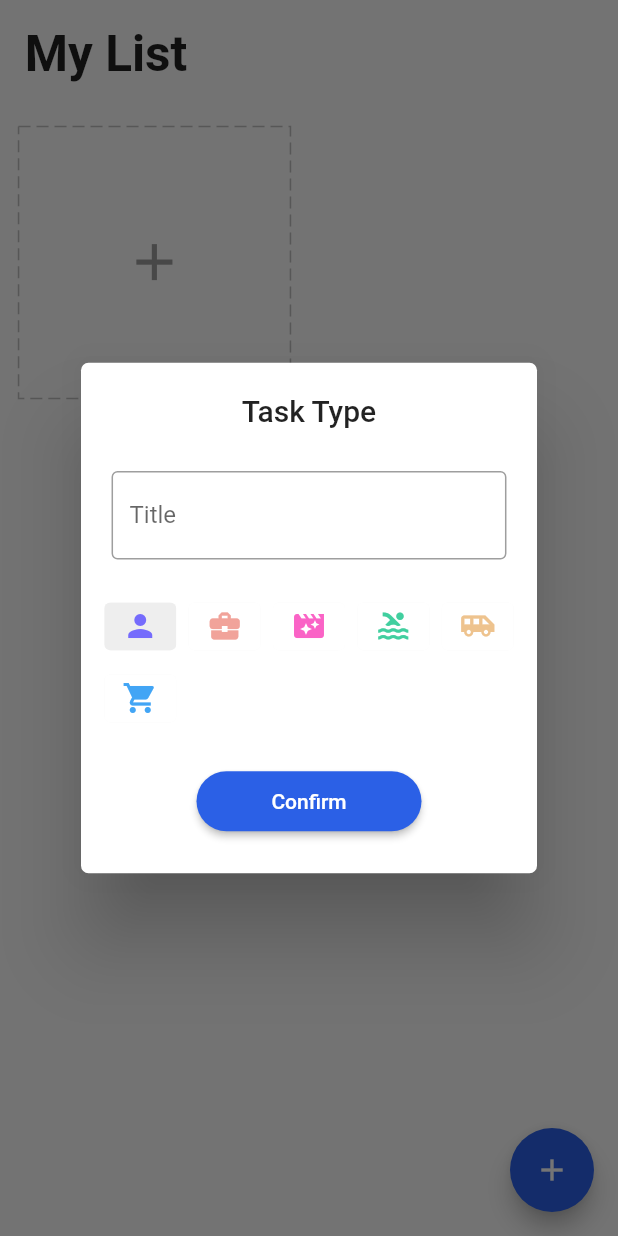
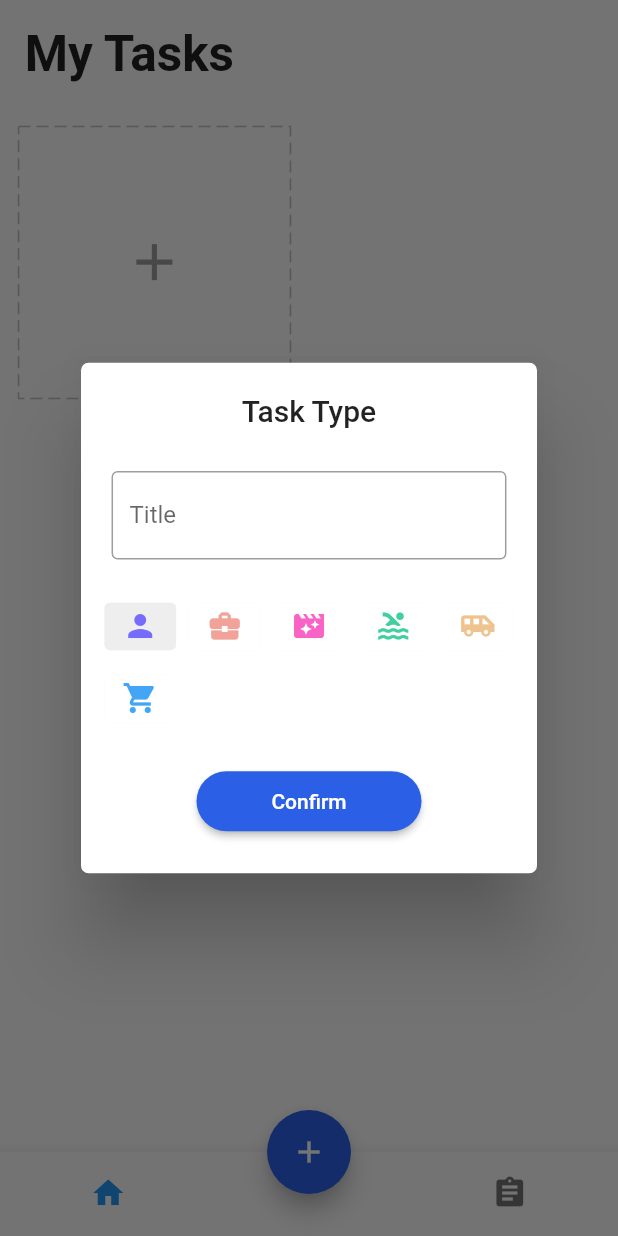
Before and after one commit to suyogkokaje/To-Do-App, a Flutter app: the screen it shows after launch, after a tap on the "add" icon, on a phone screen of 412 x 824 dp. Run offline on Flutter 3.47's test engine with Material 2 defaults, Android fonts, the phone set to English and light mode, and no system bars; drawn by our look-alikes of dotted_border; our stand-ins replace equatable, flutter_easyloading, get, get_storage, step_progress_indicator.

Commit message:
added report page and disabled back button

```diff
--- a/lib/app/modules/details/view.dart
+++ b/lib/app/modules/details/view.dart
@@ -17,7 +17,9 @@ class DetailsPage extends StatelessWidget {
   Widget build(BuildContext context) {
     var task = homeCtrl.task.value!;
     var color = HexColor.fromHex(task.color);
-    return Scaffold(
+    return WillPopScope(
+      onWillPop: () async => false,
+      child: Scaffold(
         body: Form(
           key: homeCtrl.formKey,
           child: ListView(
@@ -148,6 +150,7 @@ class DetailsPage extends StatelessWidget {
             ],
           ),
         ),
+      ),
     );
   }
 }
--- a/lib/app/modules/home/controller.dart
+++ b/lib/app/modules/home/controller.dart
@@ -1,5 +1,3 @@
-import 'dart:math';
-
 import 'package:flutter/foundation.dart';
 import 'package:flutter/material.dart';
 import 'package:get/get.dart';
@@ -11,6 +9,7 @@ class HomeController extends GetxController {
   HomeController({required this.taskRepository});
   final formKey = GlobalKey<FormState>();
   final editCtrl = TextEditingController();
+  final tabIndex = 0.obs;
   final chipIndex = 0.obs;
   final deleting = false.obs;
   final tasks = <Task>[].obs;
@@ -33,6 +32,10 @@ class HomeController extends GetxController {
   void onClose() {
     editCtrl.dispose();
     super.onClose();
+  }
+
+  void changeTabIndex(int index) {
+    tabIndex.value = index;
   }
 
   void changeDeleting(bool value) {
@@ -134,17 +137,41 @@ class HomeController extends GetxController {
     doneTodos.refresh();
   }
 
-  bool isTodosempty(Task task){
+  bool isTodosempty(Task task) {
     return task.todos == null || task.todos!.isEmpty;
   }
 
-  int getDoneTodos(Task task){
+  int getDoneTodos(Task task) {
     var res = 0;
-    for(int i=0;i<task.todos!.length;i++){
-      if(task.todos![i]['done'] == true){
+    for (int i = 0; i < task.todos!.length; i++) {
+      if (task.todos![i]['done'] == true) {
         res++;
       }
     }
     return res;
   }
+
+  int getTotalTask() {
+    var res = 0;
+    for (int i = 0; i < tasks.length; i++) {
+      if(tasks[i].todos != null){
+        res += tasks[i].todos!.length;
+      }
+    }
+    return res;
+  }
+
+  int getTotalDoneTasks(){
+    var res = 0;
+    for (int i = 0; i < tasks.length; i++) {
+      if(tasks[i].todos != null){
+        for (int j = 0; j < tasks[i].todos!.length; j++) {
+          if(tasks[i].todos![j]['done'] == true){
+            res++;
+          }
+        }
+      }
+    }
+    return res;
+  }
 }
--- a/lib/app/modules/home/view.dart
+++ b/lib/app/modules/home/view.dart
@@ -1,12 +1,12 @@
 import 'package:flutter/material.dart';
 import 'package:flutter_easyloading/flutter_easyloading.dart';
 import 'package:get/get.dart';
-import 'package:get/get_state_manager/src/simple/get_view.dart';
 import 'package:todo/app/core/utils/extensions.dart';
 import 'package:todo/app/modules/home/controller.dart';
 
 import '../../core/values/colors.dart';
 import '../../data/models/task.dart';
+import '../report/view.dart';
 import 'widgets/add_card.dart';
 import 'widgets/add_dialog.dart';
 import 'widgets/task_card.dart';
@@ -17,13 +17,17 @@ class HomePage extends GetView<HomeController> {
   @override
   Widget build(BuildContext context) {
     return Scaffold(
-      body: SafeArea(
+      body: Obx(
+        () => IndexedStack(
+          index: controller.tabIndex.value,
+          children: [
+            SafeArea(
               child: ListView(
                 children: [
                   Padding(
                     padding: EdgeInsets.all(4.0.wp),
                     child: Text(
-                'My List',
+                      'My Tasks',
                       style: TextStyle(
                         fontSize: 24.0.sp,
                         fontWeight: FontWeight.bold,
@@ -40,10 +44,12 @@ class HomePage extends GetView<HomeController> {
                             .map(
                               (e) => LongPressDraggable(
                                 data: e,
-                          onDragStarted: () => controller.changeDeleting(true),
+                                onDragStarted: () =>
+                                    controller.changeDeleting(true),
                                 onDraggableCanceled: (_, __) =>
                                     controller.changeDeleting(false),
-                          onDragEnd: (_) => controller.changeDeleting(false),
+                                onDragEnd: (_) =>
+                                    controller.changeDeleting(false),
                                 feedback: Opacity(
                                   opacity: 0.8,
                                   child: TaskCard(
@@ -61,7 +67,12 @@ class HomePage extends GetView<HomeController> {
                 ],
               ),
             ),
-      floatingActionButton: DragTarget<Task>(builder: (_, __, ___) {
+            ReportPage(),
+          ],
+        ),
+      ),
+      floatingActionButton: DragTarget<Task>(
+        builder: (_, __, ___) {
           return Obx(
             () => FloatingActionButton(
               backgroundColor: controller.deleting.value ? Colors.red : blue,
@@ -71,7 +82,7 @@ class HomePage extends GetView<HomeController> {
                     () => AddDialog(),
                     transition: Transition.downToUp,
                   );
-              }else{
+                } else {
                   EasyLoading.showInfo('Please create your task type');
                 }
               },
@@ -80,10 +91,41 @@ class HomePage extends GetView<HomeController> {
               ),
             ),
           );
-      }, onAccept: (Task task) {
+        },
+        onAccept: (Task task) {
           controller.deleteTask(task);
           EasyLoading.showSuccess('Deleted Successfully');
-      }),
+        },
+      ),
+      floatingActionButtonLocation: FloatingActionButtonLocation.centerDocked,
+      bottomNavigationBar: Theme(
+        data: ThemeData(
+          splashColor: Colors.transparent,
+          highlightColor: Colors.transparent,
+        ),
+        child: Obx(
+          () => BottomNavigationBar(
+            onTap: (int index) => controller.changeTabIndex(index),
+            currentIndex: controller.tabIndex.value,
+            showSelectedLabels: false,
+            showUnselectedLabels: false,
+            items: [
+              BottomNavigationBarItem(
+                  icon: Padding(
+                    padding: EdgeInsets.only(right: 15.0.wp),
+                    child: const Icon(Icons.home),
+                  ),
+                  label: 'Home'),
+              BottomNavigationBarItem(
+                  icon: Padding(
+                    padding: EdgeInsets.only(left: 15.0.wp),
+                    child: const Icon(Icons.assignment),
+                  ),
+                  label: 'Report')
+            ],
+          ),
+        ),
+      ),
     );
   }
 }
--- a/lib/app/modules/home/widgets/add_dialog.dart
+++ b/lib/app/modules/home/widgets/add_dialog.dart
@@ -1,6 +1,4 @@
 import 'package:flutter/material.dart';
-import 'package:flutter/src/widgets/container.dart';
-import 'package:flutter/src/widgets/framework.dart';
 import 'package:flutter_easyloading/flutter_easyloading.dart';
 import 'package:get/get.dart';
 import 'package:todo/app/core/utils/extensions.dart';
@@ -13,7 +11,9 @@ class AddDialog extends StatelessWidget {
 
   @override
   Widget build(BuildContext context) {
-    return Scaffold(
+    return WillPopScope(
+      onWillPop: ()async=>false,
+      child: Scaffold(
         body: Form(
           key: homeCtrl.formKey,
           child: ListView(
@@ -154,6 +154,7 @@ class AddDialog extends StatelessWidget {
             ],
           ),
         ),
+      ),
     );
   }
 }
--- /dev/null
+++ b/lib/app/modules/report/view.dart
@@ -0,0 +1,154 @@
+import 'package:flutter/material.dart';
+import 'package:get/get.dart';
+import 'package:intl/intl.dart';
+import 'package:step_progress_indicator/step_progress_indicator.dart';
+import 'package:todo/app/core/utils/extensions.dart';
+
+import '../home/controller.dart';
+
+class ReportPage extends StatelessWidget {
+  final homeCtrl = Get.find<HomeController>();
+  ReportPage({super.key});
+
+  @override
+  Widget build(BuildContext context) {
+    return Scaffold(
+      body: SafeArea(
+        child: Obx(
+          () {
+            var createdTasks = homeCtrl.getTotalTask();
+            var completedTasks = homeCtrl.getTotalDoneTasks();
+            var liveTasks = createdTasks - completedTasks;
+            var percentage =
+                ((completedTasks / createdTasks) * 100).toStringAsFixed(0);
+            return ListView(
+              children: [
+                Padding(
+                  padding: EdgeInsets.all(4.0.wp),
+                  child: Text(
+                    'My Report',
+                    style: TextStyle(
+                      fontSize: 24.0.sp,
+                      fontWeight: FontWeight.bold,
+                    ),
+                  ),
+                ),
+                Padding(
+                  padding: EdgeInsets.symmetric(horizontal: 4.0.wp),
+                  child: Text(
+                    DateFormat.yMMMMd().format(DateTime.now()),
+                    style: TextStyle(
+                      fontSize: 14.0.sp,
+                      color: Colors.grey,
+                    ),
+                  ),
+                ),
+                Padding(
+                  padding: EdgeInsets.symmetric(
+                    vertical: 3.0.wp,
+                    horizontal: 4.0.wp,
+                  ),
+                  child: const Divider(thickness: 2),
+                ),
+                Padding(
+                  padding: EdgeInsets.symmetric(
+                    vertical: 3.0.wp,
+                    horizontal: 5.0.wp,
+                  ),
+                  child: Row(
+                    mainAxisAlignment: MainAxisAlignment.spaceBetween,
+                    children: [
+                      _buildStatus(Colors.green, liveTasks, 'Live Tasks'),
+                      _buildStatus(Colors.orange, completedTasks, 'Completed'),
+                      _buildStatus(Colors.blue, createdTasks, 'Created'),
+                    ],
+                  ),
+                ),
+                SizedBox(height: 8.0.wp),
+                UnconstrainedBox(
+                  child: SizedBox(
+                    width: 70.0.wp,
+                    height: 70.0.wp,
+                    child: CircularStepProgressIndicator(
+                      totalSteps: createdTasks == 0 ? 1 : createdTasks,
+                      currentStep: completedTasks,
+                      stepSize: 20,
+                      selectedColor: Colors.green,
+                      unselectedColor: Colors.grey.shade200,
+                      padding: 0,
+                      width: 150,
+                      height: 150,
+                      selectedStepSize: 22,
+                      roundedCap: ((p0, p1) => true),
+                      child: Column(
+                        mainAxisAlignment: MainAxisAlignment.center,
+                        children: [
+                          Text(
+                            '${createdTasks == 0 ? 0 : percentage}%',
+                            style: TextStyle(
+                              fontSize: 20.0.sp,
+                              fontWeight: FontWeight.bold,
+                            ),
+                          ),
+                          SizedBox(height: 1.0.wp),
+                          Text(
+                            'Efficiency',
+                            style: TextStyle(
+                              color: Colors.grey,
+                              fontWeight: FontWeight.bold,
+                              fontSize: 12.0.sp,
+                            ),
+                          ),
+                        ],
+                      ),
+                    ),
+                  ),
+                ),
+              ],
+            );
+          },
+        ),
+      ),
+    );
+  }
+
+  Row _buildStatus(Color color, int number, String text) {
+    return Row(
+      crossAxisAlignment: CrossAxisAlignment.start,
+      children: [
+        Container(
+          height: 3.0.wp,
+          width: 3.0.wp,
+          decoration: BoxDecoration(
+            shape: BoxShape.circle,
+            border: Border.all(
+              width: 0.5.wp,
+              color: color,
+            ),
+          ),
+        ),
+        SizedBox(width: 3.0.wp),
+        Column(
+          crossAxisAlignment: CrossAxisAlignment.start,
+          children: [
+            Text(
+              number.toString(),
+              style: TextStyle(
+                fontSize: 16.0.sp,
+                fontWeight: FontWeight.bold,
+              ),
+            ),
+            SizedBox(height: 2.0.wp),
+            Text(
+              text,
+              style: TextStyle(
+                fontSize: 12.0.sp,
+                color: Colors.grey,
+              ),
+            ),
+          ],
+        ),
+      ],
+    );
+  }
+}
--- a/pubspec.yaml
+++ b/pubspec.yaml
@@ -42,7 +42,7 @@ dependencies:
   flutter_easyloading: ^3.0.5
   dotted_border: ^2.0.0+2
   step_progress_indicator: ^1.0.2
-  lottie: ^1.4.2
+  intl: ^0.17.0
 
 dev_dependencies:
   flutter_test:
```
Also changed, not shown: pubspec.lock. Lines whose indentation alone changed are shown as unchanged.
